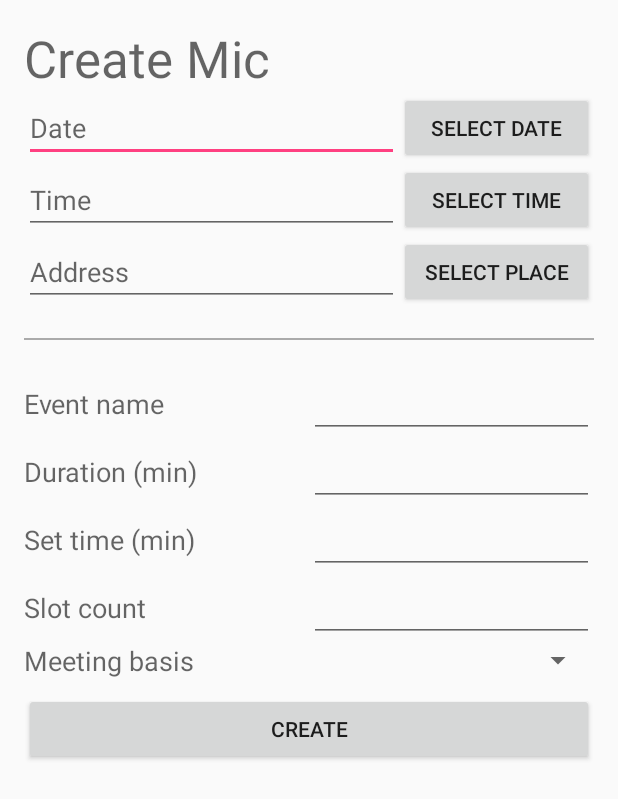
After one commit to StephenAman/CS-194, an Android app: the CreateMic screen opened directly, with no data from a screen before it, on a phone screen of 412 x 824 dp. The commit adds this screen. Shown: the top 799 px of the screen. Run offline under Robolectric (Android 15) with nearby library versions, the phone set to English and light mode, and no system bars.

Commit message:
Added dummy CreateMic activity

```diff
--- a/Micspot/app/src/main/AndroidManifest.xml
+++ b/Micspot/app/src/main/AndroidManifest.xml
@@ -34,7 +34,7 @@
 
         <activity
             android:name=".MicMap"
-            android:label="@string/title_activity_mic_map"></activity>
+            android:label="@string/title_activity_mic_map" />
         <activity android:name=".LoginActivity">
             <intent-filter>
                 <action android:name="android.intent.action.MAIN" />
@@ -48,7 +48,11 @@
             android:theme="@style/AppTheme.NoActionBar" />
         <activity
             android:name=".SignUpActivity"
-            android:label="@string/title_activity_sign_up"></activity>
+            android:label="@string/title_activity_sign_up" />
+        <activity
+            android:name=".CreateMic"
+            android:theme="@style/AppTheme.NoActionBar">
+        </activity>
     </application>
 
 </manifest>
--- /dev/null
+++ b/Micspot/app/src/main/java/com/example/pball/micspot/CreateMic.java
@@ -0,0 +1,15 @@
+package com.example.pball.micspot;
+
+import android.support.v7.app.AppCompatActivity;
+import android.os.Bundle;
+
+public class CreateMic extends AppCompatActivity {
+    private MicSpotService service;
+
+    @Override
+    protected void onCreate(Bundle savedInstanceState) {
+        super.onCreate(savedInstanceState);
+        setContentView(R.layout.activity_create_mic);
+        service = new MicSpotService();
+    }
+}
--- a/Micspot/app/src/main/java/com/example/pball/micspot/MicMap.java
+++ b/Micspot/app/src/main/java/com/example/pball/micspot/MicMap.java
@@ -141,7 +141,7 @@ public class MicMap extends FragmentActivity implements OnMapReadyCallback, Goog
             builder.include(micLocation);
             mMap.addMarker(marker.position(micLocation).title(mic.micId));
         }
-        int padding = 10;
+        int padding = 100;
         mMap.moveCamera(CameraUpdateFactory.newLatLngBounds(builder.build(), padding));
     }
 
@@ -166,4 +166,9 @@ public class MicMap extends FragmentActivity implements OnMapReadyCallback, Goog
         micIntent.putExtra("micId", marker.getTitle()); //Gives micId to signup to query db
         MicMap.this.startActivity(micIntent);
     }
+
+    public void createMic(View view) {
+        Intent intent = new Intent(this, CreateMic.class);
+        startActivity(intent);
+    }
 }
--- /dev/null
+++ b/Micspot/app/src/main/res/layout/activity_create_mic.xml
@@ -0,0 +1,237 @@
+<?xml version="1.0" encoding="utf-8"?>
+<RelativeLayout xmlns:android="http://schemas.android.com/apk/res/android"
+    xmlns:tools="http://schemas.android.com/tools"
+    android:id="@+id/activity_create_mic"
+    android:layout_width="match_parent"
+    android:layout_height="match_parent"
+    android:paddingBottom="@dimen/activity_vertical_margin"
+    android:paddingLeft="@dimen/activity_horizontal_margin"
+    android:paddingRight="@dimen/activity_horizontal_margin"
+    android:paddingTop="@dimen/activity_vertical_margin"
+    tools:context="com.example.pball.micspot.CreateMic">
+
+    <LinearLayout
+        android:orientation="vertical"
+        android:layout_width="match_parent"
+        android:layout_height="wrap_content"
+        android:layout_alignParentTop="true"
+        android:layout_alignParentLeft="true"
+        android:layout_alignParentStart="true">
+
+        <TextView
+            android:text="Create Mic"
+            android:layout_width="match_parent"
+            android:layout_height="wrap_content"
+            android:id="@+id/textView3"
+            android:textAppearance="@android:style/TextAppearance.Material.Display1" />
+
+        <LinearLayout
+            android:orientation="horizontal"
+            android:layout_width="match_parent"
+            android:layout_height="wrap_content"
+            android:gravity="center_vertical">
+
+            <EditText
+                android:layout_width="wrap_content"
+                android:layout_height="wrap_content"
+                android:inputType="date"
+                android:ems="10"
+                android:id="@+id/editText7"
+                android:layout_weight="1"
+                android:textAlignment="viewStart"
+                android:hint="Date" />
+
+            <Button
+                android:text="Select date"
+                android:layout_width="130dp"
+                android:layout_height="wrap_content"
+                android:id="@+id/button3" />
+
+        </LinearLayout>
+
+        <LinearLayout
+            android:orientation="horizontal"
+            android:layout_width="match_parent"
+            android:layout_height="match_parent"
+            android:layout_weight="1"
+            android:gravity="center_vertical">
+
+            <EditText
+                android:layout_width="wrap_content"
+                android:layout_height="wrap_content"
+                android:inputType="time"
+                android:ems="10"
+                android:id="@+id/editText8"
+                android:layout_weight="1"
+                android:hint="Time"
+                android:textAlignment="textStart" />
+
+            <Button
+                android:text="Select Time"
+                android:layout_height="wrap_content"
+                android:id="@+id/button4"
+                android:layout_width="130dp" />
+        </LinearLayout>
+
+        <LinearLayout
+            android:orientation="horizontal"
+            android:layout_width="match_parent"
+            android:layout_height="match_parent"
+            android:gravity="center_vertical">
+
+            <EditText
+                android:layout_width="match_parent"
+                android:layout_height="wrap_content"
+                android:inputType="textPostalAddress"
+                android:ems="10"
+                android:id="@+id/editText9"
+                android:layout_weight="1"
+                android:hint="Address" />
+
+            <Button
+                android:text="Select place"
+                android:layout_height="wrap_content"
+                android:id="@+id/button5"
+                android:layout_width="130dp" />
+        </LinearLayout>
+
+        <View
+            android:layout_width="match_parent"
+            android:layout_height="1dp"
+            android:background="@android:color/darker_gray"
+            android:layout_marginTop="20dp"
+            android:layout_marginBottom="20dp"/>
+
+        <TableLayout
+            android:layout_width="match_parent"
+            android:layout_height="match_parent">
+
+            <TableRow
+                android:layout_width="match_parent"
+                android:layout_height="match_parent"
+                android:stretchColumns="*">
+
+                <TextView
+                    android:text="Event name"
+                    android:id="@+id/textView2"
+                    android:textAppearance="@android:style/TextAppearance.Material.Medium"
+                    android:layout_width="0dp"
+                    android:layout_height="wrap_content"
+                    android:layout_column="1"
+                    android:layout_weight="1" />
+
+                <EditText
+                    android:inputType="textPersonName"
+                    android:ems="10"
+                    android:id="@+id/editText5"
+                    android:layout_width="0dp"
+                    android:layout_height="wrap_content"
+                    android:layout_column="2"
+                    android:layout_weight="1" />
+            </TableRow>
+
+            <TableRow
+                android:layout_width="match_parent"
+                android:layout_height="match_parent"
+                android:stretchColumns="*">
+
+                <TextView
+                    android:text="Duration (min)"
+                    android:id="@+id/textView6"
+                    android:textAppearance="@android:style/TextAppearance.Material.Medium"
+                    android:layout_width="0dp"
+                    android:layout_height="wrap_content"
+                    android:layout_column="1"
+                    android:layout_weight="1" />
+
+                <EditText
+                    android:inputType="number"
+                    android:ems="10"
+                    android:id="@+id/editText10"
+                    android:layout_width="0dp"
+                    android:layout_height="wrap_content"
+                    android:layout_column="2"
+                    android:layout_weight="1" />
+            </TableRow>
+
+            <TableRow
+                android:layout_width="match_parent"
+                android:layout_height="match_parent"
+                android:stretchColumns="*">
+
+                <TextView
+                    android:text="Set time (min)"
+                    android:id="@+id/textView7"
+                    android:textAppearance="@android:style/TextAppearance.Material.Medium"
+                    android:layout_width="0dp"
+                    android:layout_height="wrap_content"
+                    android:layout_column="1"
+                    android:layout_weight="1" />
+
+                <EditText
+                    android:inputType="number"
+                    android:ems="10"
+                    android:id="@+id/editText11"
+                    android:layout_width="0dp"
+                    android:layout_height="wrap_content"
+                    android:layout_column="2"
+                    android:layout_weight="1" />
+
+            </TableRow>
+
+            <TableRow
+                android:layout_width="match_parent"
+                android:layout_height="match_parent" >
+
+                <TextView
+                    android:text="Slot count"
+                    android:id="@+id/textView8"
+                    android:textAppearance="@android:style/TextAppearance.Material.Medium"
+                    android:layout_width="0dp"
+                    android:layout_height="wrap_content"
+                    android:layout_column="1"
+                    android:layout_weight="1" />
+
+                <EditText
+                    android:inputType="number"
+                    android:ems="10"
+                    android:id="@+id/editText12"
+                    android:layout_width="0dp"
+                    android:layout_height="wrap_content"
+                    android:layout_column="2"
+                    android:layout_weight="1" />
+            </TableRow>
+
+            <TableRow
+                android:layout_width="match_parent"
+                android:layout_height="match_parent"
+                android:stretchColumns="*">
+
+                <TextView
+                    android:text="Meeting basis"
+                    android:id="@+id/textView5"
+                    android:textAppearance="@android:style/TextAppearance.Material.Medium"
+                    android:layout_width="0dp"
+                    android:layout_height="wrap_content"
+                    android:layout_column="1"
+                    android:layout_weight="1" />
+
+                <Spinner
+                    android:id="@+id/spinner"
+                    android:layout_width="0dp"
+                    android:layout_height="wrap_content"
+                    android:layout_column="2"
+                    android:layout_weight="1"
+                    android:layout_marginBottom="10dp"/>
+            </TableRow>
+        </TableLayout>
+
+        <Button
+            android:text="Create"
+            android:layout_width="match_parent"
+            android:layout_height="wrap_content"
+            android:id="@+id/button6" />
+
+    </LinearLayout>
+
+</RelativeLayout>
--- a/Micspot/app/src/main/res/layout/activity_mic_map.xml
+++ b/Micspot/app/src/main/res/layout/activity_mic_map.xml
@@ -1,8 +1,23 @@
-<fragment xmlns:android="http://schemas.android.com/apk/res/android"
-    xmlns:map="http://schemas.android.com/apk/res-auto"
+<FrameLayout xmlns:android="http://schemas.android.com/apk/res/android"
     xmlns:tools="http://schemas.android.com/tools"
-    android:id="@+id/map"
-    android:name="com.google.android.gms.maps.SupportMapFragment"
     android:layout_width="match_parent"
     android:layout_height="match_parent"
-    tools:context="com.example.pball.micspot.MicMap" />
+    tools:context="com.example.pball.micspot.MicMap">
+
+    <fragment xmlns:android="http://schemas.android.com/apk/res/android"
+        xmlns:map="http://schemas.android.com/apk/res-auto"
+        xmlns:tools="http://schemas.android.com/tools"
+        android:id="@+id/map"
+        android:name="com.google.android.gms.maps.SupportMapFragment"
+        android:layout_width="match_parent"
+        android:layout_height="match_parent"/>
+
+    <Button
+        android:id="@+id/create_mic"
+        android:layout_width="wrap_content"
+        android:layout_height="wrap_content"
+        android:layout_gravity="right|bottom"
+        android:text="+"
+        android:padding="10dp"
+        android:onClick="createMic"/>
+</FrameLayout>
```
